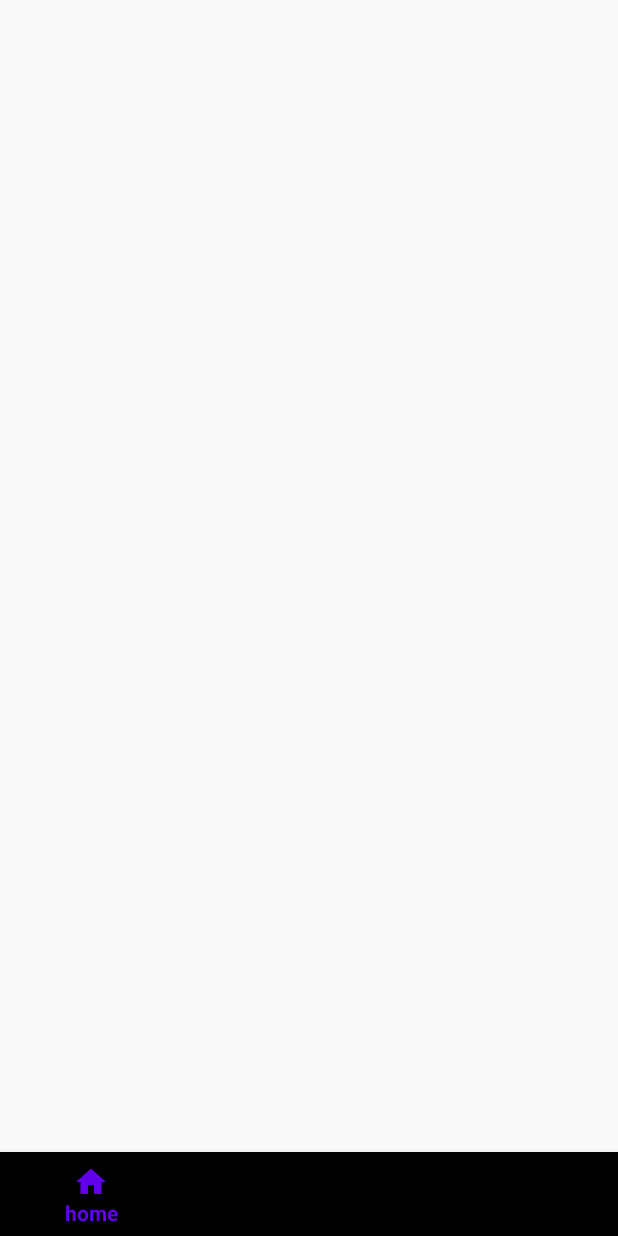
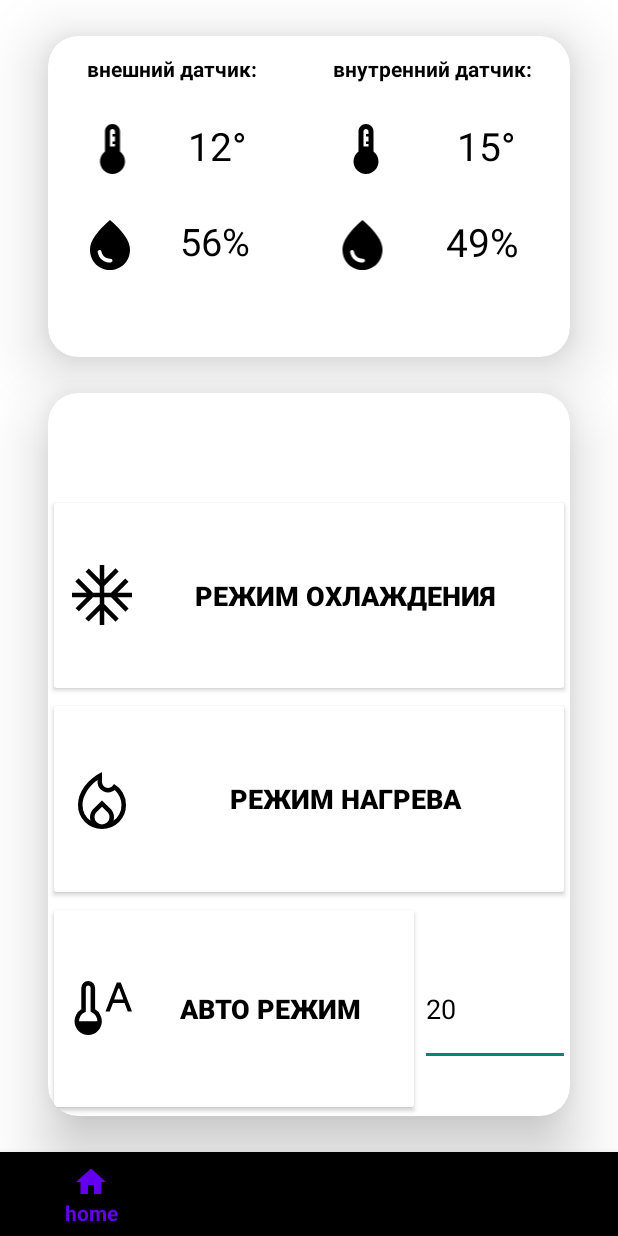
Before and after one commit to yaa-ku/fragment_navigation, an Android app: the screen it shows after launch once a user with an empty profile is signed in (MainActivity), on a phone screen of 412 x 824 dp. Run offline under Robolectric (Android 15) with nearby library versions, the phone set to English and light mode, and no system bars; our stand-ins replace Firebase (no records; nobody signed in at launch, a user with empty details on screens opened directly).

Commit message:
fixed home fragment

```diff
--- a/app/src/main/java/com/example/fragment_navigation/MainActivity.kt
+++ b/app/src/main/java/com/example/fragment_navigation/MainActivity.kt
@@ -10,6 +10,10 @@ class MainActivity : AppCompatActivity() {
         super.onCreate(savedInstanceState)
         val binding: ActivityMainBinding = ActivityMainBinding.inflate(layoutInflater)
         setContentView(binding.root)
+
+        val transaction = supportFragmentManager.beginTransaction()
+        transaction.replace(R.id.frame_layout, HomeFragment())
+        transaction.commit()
 
         binding.bottomNavigationView.setOnItemSelectedListener { item ->
             when (item.itemId){
--- a/app/src/main/res/layout/fragment_home.xml
+++ b/app/src/main/res/layout/fragment_home.xml
@@ -252,6 +252,7 @@
 
                     <EditText
                         android:id="@+id/editTemperature"
+                        android:textColor="@color/black"
                         android:layout_width="100dp"
                         android:layout_height="75dp"
                         android:inputType="numberDecimal"
```
